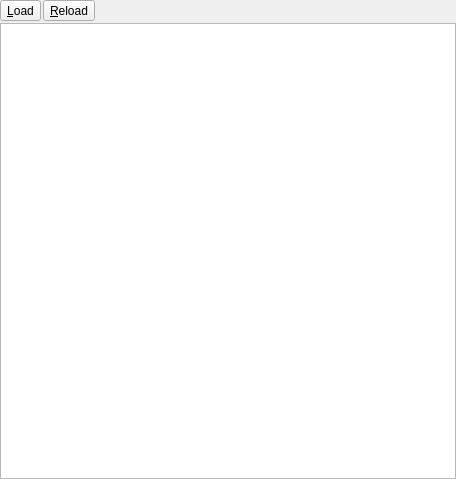
This is tools/qtradiant/src/InspectorMediaDock.ui in RobertBeckebans/TEKUUM-D3 as Qt 5 draws it before an edit. The edited form follows.
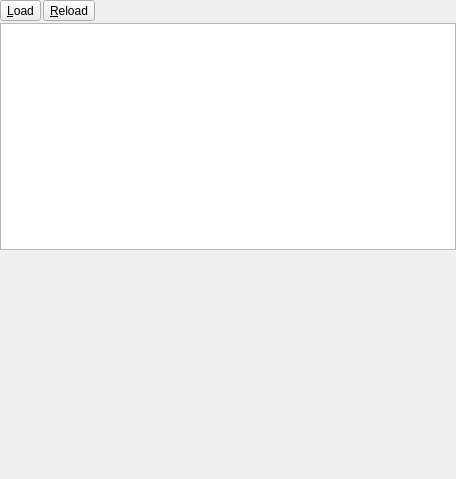
This is the edited form.

What changed in the file:
```diff
--- a/tools/qtradiant/src/InspectorMediaDock.ui
+++ b/tools/qtradiant/src/InspectorMediaDock.ui
@@ -66,6 +66,16 @@
    <item>
     <widget class="QTreeView" name="mediaTree"/>
    </item>
+   <item>
+    <widget class="QWidget" name="previewWidget" native="true">
+     <property name="sizePolicy">
+      <sizepolicy hsizetype="Preferred" vsizetype="Expanding">
+       <horstretch>0</horstretch>
+       <verstretch>0</verstretch>
+      </sizepolicy>
+     </property>
+    </widget>
+   </item>
   </layout>
  </widget>
  <resources/>
```
